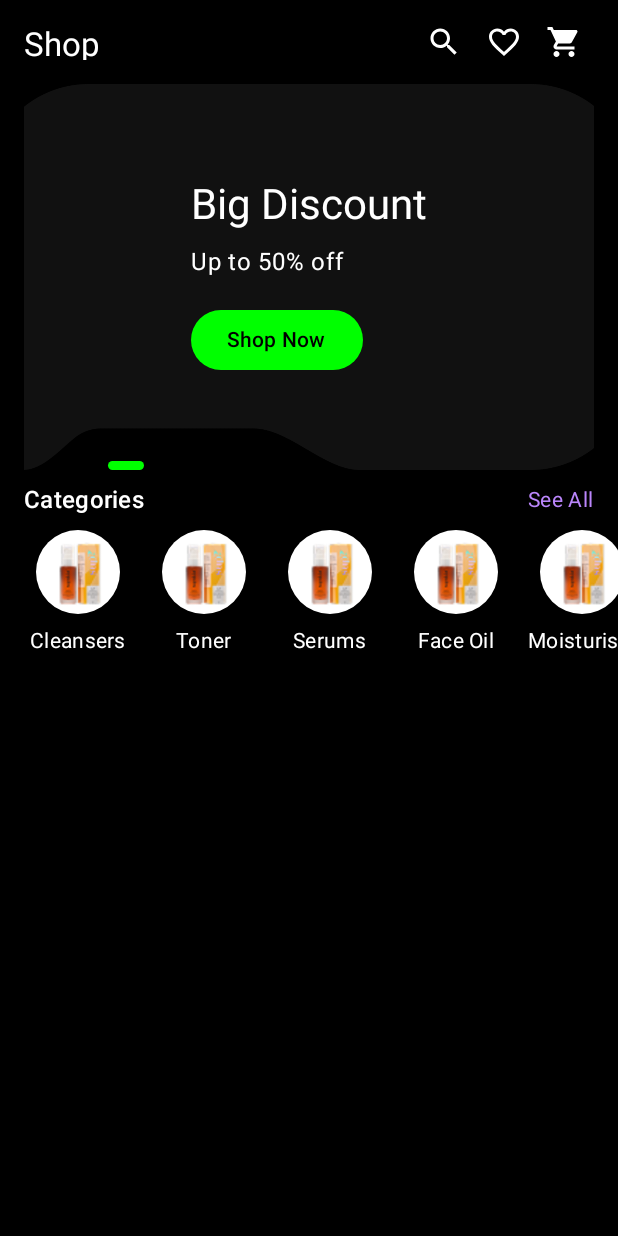
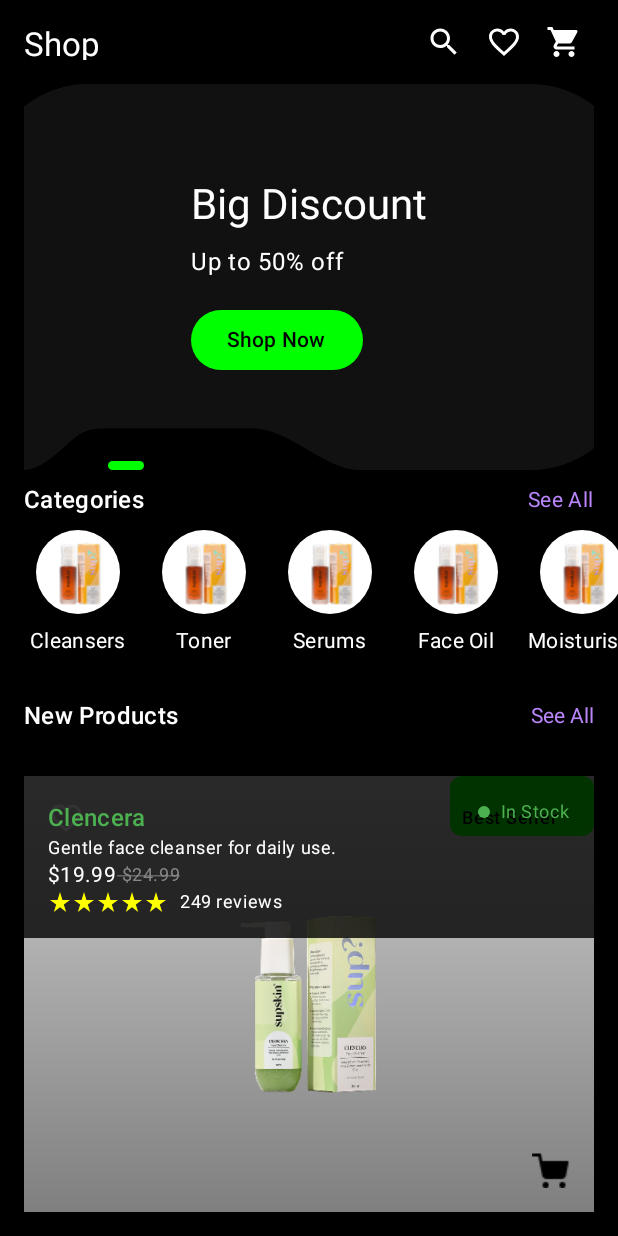
Before and after one commit to oyeraghib/Shop-App-D4C, an Android app built with Jetpack Compose: the screen it shows after launch (HomeActivity), on a phone screen of 412 x 824 dp. Run offline under Robolectric (Android 15) with nearby library versions, the phone set to English and light mode, and no system bars; our stand-ins replace accompanist.

Commit message:
add new products section

```diff
--- a/app/src/main/java/com/d4cshopappassignment/ui/activity/shopHome/HomeActivity.kt
+++ b/app/src/main/java/com/d4cshopappassignment/ui/activity/shopHome/HomeActivity.kt
@@ -36,11 +36,14 @@ import androidx.compose.ui.draw.clip
 import androidx.compose.ui.graphics.Color
 import androidx.compose.ui.layout.ContentScale
 import androidx.compose.ui.res.painterResource
+import androidx.compose.ui.text.style.TextDecoration
 import androidx.compose.ui.unit.dp
 import com.checkmycharger.shopappassignment.R
+import com.d4cshopappassignment.data.Product
 import com.d4cshopappassignment.data.PromoCard
 import com.d4cshopappassignment.data.promoCards
 import com.d4cshopappassignment.data.sampleCategories
+import com.d4cshopappassignment.data.sampleProducts
 import com.google.accompanist.pager.ExperimentalPagerApi
 import com.google.accompanist.pager.HorizontalPager
 import com.google.accompanist.pager.rememberPagerState
@@ -63,6 +66,7 @@ class HomeActivity : ComponentActivity() {
                     ShopTopBar()
                     PromoCardBanner(cards = promoCards)
                     CategoriesSection(categories = sampleCategories)
+                    NewProductSection(products = sampleProducts)
                 }
             }
         }
@@ -263,3 +267,143 @@ fun PromoCardItem(card: PromoCard) {
         }
     }
 }
+
+@OptIn(ExperimentalPagerApi::class)
+@Composable
+fun NewProductSection(products: List<Product>) {
+    Column(modifier = Modifier.fillMaxSize()) {
+
+        Row(
+            modifier = Modifier
+                .fillMaxWidth()
+                .padding(horizontal = 16.dp, vertical = 12.dp),
+            horizontalArrangement = Arrangement.SpaceBetween,
+            verticalAlignment = Alignment.CenterVertically
+        ) {
+            Text("New Products", style = MaterialTheme.typography.titleMedium, color = Color.White)
+            Text("See All", color = Color(0xFFBB86FC), modifier = Modifier.clickable { })
+        }
+
+        // ViewPager
+        val pagerState = rememberPagerState()
+        HorizontalPager(
+            count = products.size,
+            state = pagerState,
+            modifier = Modifier.weight(1f)
+        ) { page ->
+            ProductCard(product = products[page])
+        }
+    }
+}
+
+@Composable
+fun ProductCard(product: Product) {
+    Box(
+        modifier = Modifier
+            .fillMaxSize()
+            .padding(16.dp)
+    ) {
+        Image(
+            painter = painterResource(id = R.drawable.grey_card_svg),
+            contentDescription = null,
+            contentScale = ContentScale.Crop,
+            modifier = Modifier.matchParentSize()
+        )
+
+        Icon(
+            painter = painterResource(id = R.drawable.ic_favorite),
+            contentDescription = "Favorite",
+            tint = Color.White,
+            modifier = Modifier
+                .align(Alignment.TopStart)
+                .padding(16.dp)
+        )
+
+        // Product Image
+        Image(
+            painter = painterResource(id = product.imageRes),
+            contentDescription = product.title,
+            modifier = Modifier
+                .align(Alignment.Center)
+                .size(200.dp) // adjust as needed
+        )
+
+        if (product.isBestSeller) {
+            Text(
+                text = "Best Seller",
+                color = Color.Black,
+                style = MaterialTheme.typography.labelMedium,
+                modifier = Modifier
+                    .align(Alignment.TopEnd)
+                    .background(Color.Green, shape = RoundedCornerShape(8.dp))
+                    .padding(horizontal = 8.dp, vertical = 4.dp)
+                    .padding(top = 16.dp, end = 16.dp)
+            )
+        }
+
+        Icon(
+            painter = painterResource(id = R.drawable.item_cart),
+            contentDescription = "Icon",
+            modifier = Modifier
+                .align(Alignment.BottomEnd)
+                .padding(16.dp)
+        )
+
+
+        ProductDetailsOverlay(product = product)
+    }
+}
+
+@Composable
+fun ProductDetailsOverlay(product: Product) {
+    Column(
+        modifier = Modifier
+            .fillMaxWidth()
+            .background(Color(0xCC000000))
+            .padding(16.dp)
+    ) {
+        Row(
+            horizontalArrangement = Arrangement.SpaceBetween,
+            modifier = Modifier.fillMaxWidth()
+        ) {
+            Text(product.title, color = Color(0xFF4CAF50), style = MaterialTheme.typography.titleMedium)
+            Row(verticalAlignment = Alignment.CenterVertically) {
+                val stockColor = if (product.inStock) Color(0xFF4CAF50) else Color.Red
+                Box(
+                    modifier = Modifier
+                        .size(8.dp)
+                        .background(stockColor, shape = CircleShape)
+                )
+                Text(
+                    text = if (product.inStock) " In Stock" else " Out of Stock",
+                    color = stockColor,
+                    style = MaterialTheme.typography.bodySmall,
+                    modifier = Modifier.padding(start = 4.dp)
+                )
+            }
+        }
+
+        Text(product.description, color = Color.White, style = MaterialTheme.typography.bodySmall)
+
+        Row(verticalAlignment = Alignment.CenterVertically) {
+            Text(product.price, color = Color.White, style = MaterialTheme.typography.bodyMedium)
+            Text(
+                text = " ${product.originalPrice}",
+                style = MaterialTheme.typography.bodySmall.copy(textDecoration = TextDecoration.LineThrough),
+                color = Color.Gray
+            )
+        }
+
+        Row(verticalAlignment = Alignment.CenterVertically) {
+            repeat(5) {
+                Icon(
+                    painter = painterResource(id = R.drawable.ic_rate_star),
+                    contentDescription = "Star",
+                    tint = Color.Yellow,
+                    modifier = Modifier.size(16.dp)
+                )
+            }
+            Text("${product.reviewsCount} reviews", color = Color.White, style = MaterialTheme.typography.bodySmall, modifier = Modifier.padding(start = 8.dp))
+        }
+    }
+}
```
